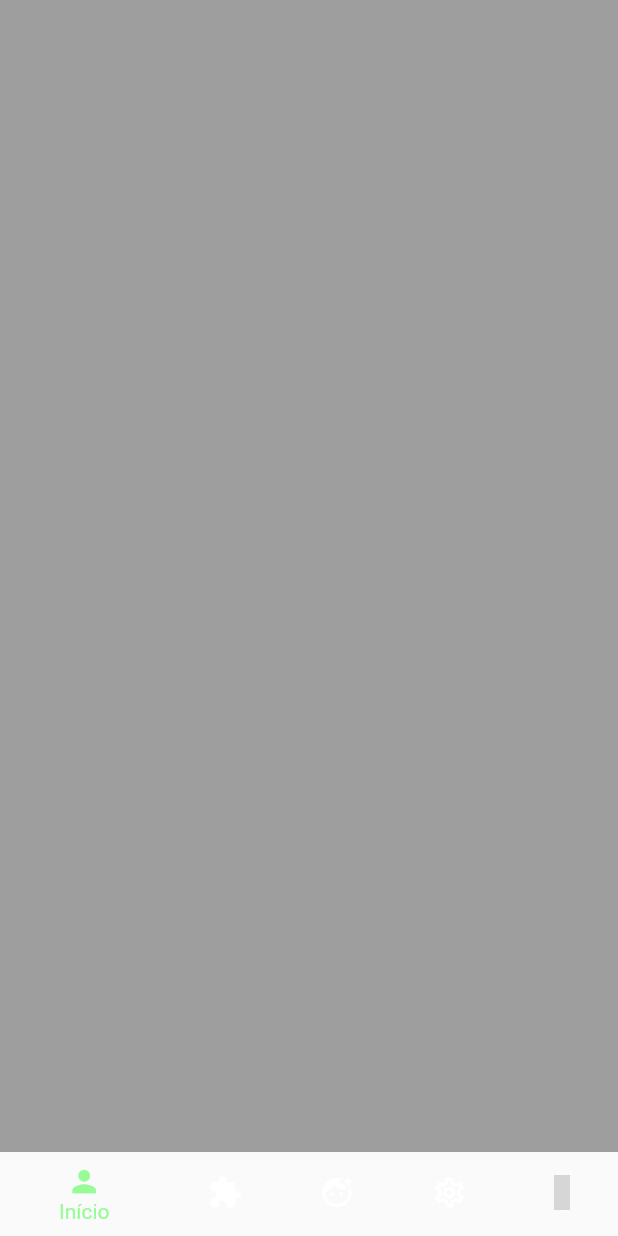
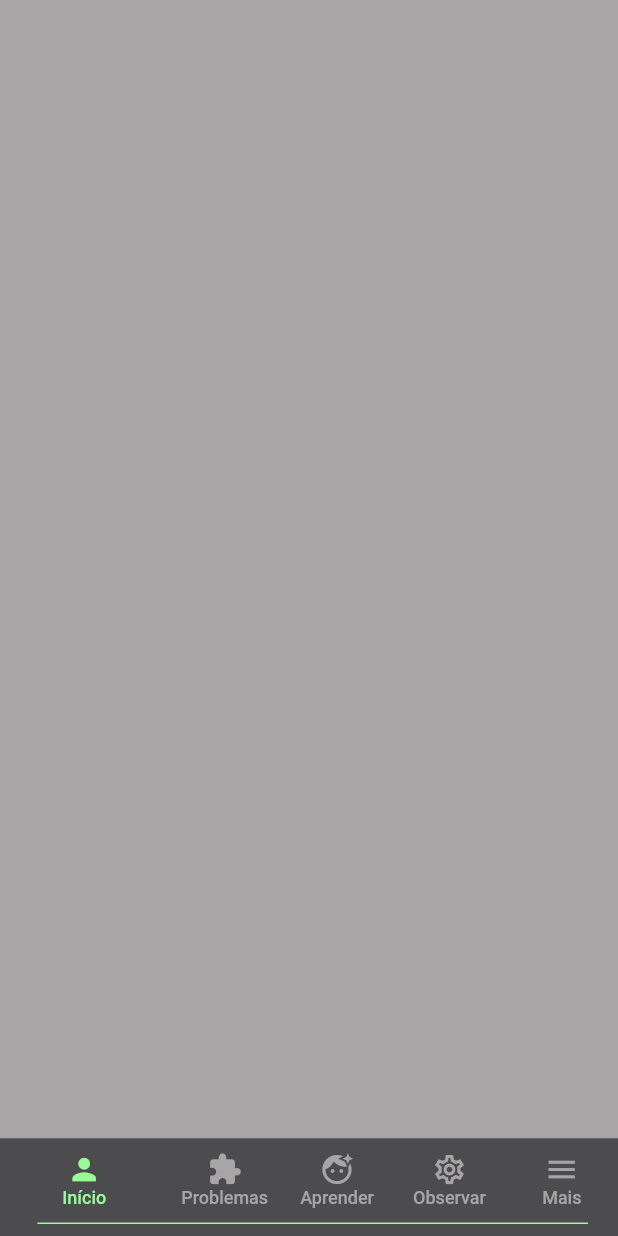
Before and after one commit to vmendesneto/Game-Real-Time, a Flutter app: the screen it shows after launch, on a phone screen of 412 x 824 dp. Run offline on Flutter 3.47's test engine with Material 2 defaults, Android fonts, the phone set to English and light mode, and no system bars; Roboto replaces fonts that are missing (FuturaPTMedium.otf); grey boxes are pictures that could not be loaded.

Commit message:
Home Finish.

```diff
--- a/lib/home_screen.dart
+++ b/lib/home_screen.dart
@@ -12,26 +12,29 @@ class _HomeScreenState extends State<HomeScreen> {
   final GlobalKey<ScaffoldState> _scaffoldKey = GlobalKey<ScaffoldState>();
   final PageController _pageController = PageController();
   int selectedIndex = 0;
+  Themas thema = Themas();
 
   @override
   Widget build(BuildContext context) {
     return Scaffold(
         key: _scaffoldKey,
-      body: Container(
-        color: themes[0].primaryColor,
+        body: Column(mainAxisAlignment: MainAxisAlignment.end, children: [
+          Expanded(
+            child: Container(
+              //height: 80.0,
+              //width: double.infinity,
+              color: thema.primaryColor,
               child: PageView(
                 controller: _pageController,
-          physics: const BouncingScrollPhysics(),
                 onPageChanged: (index) {
                   setState(() {
                     selectedIndex = index;
                   });
-
                 },
                 children: <Widget>[
                   //Substituir pelas Telas que serão exibidas
                   Container(
-              color: Colors.grey,
+                    color: thema.primaryColor,
                   ),
                   Container(
                     color: Colors.red,
@@ -42,56 +45,81 @@ class _HomeScreenState extends State<HomeScreen> {
                   Container(
                     color: Colors.blue,
                   ),
+                  Container(
+                    color: Colors.deepOrange,
+                  )
                 ],
               ),
             ),
-      bottomNavigationBar: BottomNavigationBar(
+          ),
+          Container(
+              width: double.infinity,
+              color: thema.backgroundColor,
+              child: Column(
+                  mainAxisAlignment: MainAxisAlignment.center,
+                  children: [
+                    BottomNavigationBar(
+                      showSelectedLabels: true,
+                      showUnselectedLabels: true,
                       currentIndex: selectedIndex,
-        unselectedItemColor: themes[0].textTheme.bodyText1!.color,
+                      unselectedItemColor: thema.primaryColor,
                       onTap: (index) {
                         _pageController.jumpToPage(index);
                       },
-        selectedItemColor: themes[0].indicatorColor,
-        backgroundColor: themes[0].primaryColor,
+                      selectedItemColor: thema.selectedColor,
                       elevation: 0.0,
-        items: const [
+                      unselectedLabelStyle: thema.style,
+                      selectedLabelStyle: thema.style,
+                      items: [
                         BottomNavigationBarItem(
-            icon: Icon(
+                          backgroundColor: thema.backgroundColor,
+                          icon: const Icon(
                             Icons.person,
                             size: 23.3,
                           ),
                           label: 'Início',
                         ),
                         BottomNavigationBarItem(
-            icon: Icon(
+                          backgroundColor: thema.backgroundColor,
+                          icon: const Icon(
                             Icons.extension,
                             size: 23.3,
                           ),
                           label: "Problemas",
                         ),
                         BottomNavigationBarItem(
-            icon: Icon(
+                          backgroundColor: thema.backgroundColor,
+                          icon: const Icon(
                             Icons.face_retouching_natural,
                             size: 23.3,
                           ),
                           label: "Aprender",
                         ),
                         BottomNavigationBarItem(
-            icon: Icon(
+                          backgroundColor: thema.backgroundColor,
+                          icon: const Icon(
                             Icons.settings_outlined,
                             size: 23.3,
                           ),
                           label: "Observar",
                         ),
                         BottomNavigationBarItem(
-            icon: Icon(
-              Icons.,
+                          backgroundColor: thema.backgroundColor,
+                          icon: const Icon(
+                            Icons.menu,
                             size: 23.3,
                           ),
                           label: "Mais",
                         ),
                       ],
                     ),
-    );
+                    Container(
+                      margin: const EdgeInsets.only(
+                          left: 25.0, right: 20.0, bottom: 8.0),
+                      color: thema.selectedColor,
+                      height: 1.0,
+                    )
+                  ]))
+        ]));
   }
 }
--- a/lib/tema/tema.dart
+++ b/lib/tema/tema.dart
@@ -1,20 +1,10 @@
 import 'package:flutter/material.dart';
 
-const Color themePageColor = Color(0xff212121);
-const Color themeIconColor = Color(0xff838385);
-const Color themeSelectColor = Color(0xff98fb98);
-
-final List<ThemeData> themes = [Theme];
-
-final Theme = ThemeData(
-  primaryColor: themePageColor,
-  indicatorColor: themeSelectColor,
-  cardColor: themeIconColor,
-  textTheme: const TextTheme(
-    bodyText1: TextStyle(
-        fontFamily: 'FuturaPTMedium.otf',
-        fontWeight: FontWeight.w500,
-        color: Colors.white,
-        fontSize: 12),
-  ),
-);
+class Themas {
+  Color primaryColor = const Color(0xffa7a5a5);
+  Color backgroundColor = const Color(0xff4c4c4e);
+  Color selectedColor = const Color(0xff98fb98);
+ TextStyle style = const TextStyle(fontFamily: 'FuturaPTMedium.otf',
+  fontWeight: FontWeight.w500,
+  fontSize: 12);
+}
```
Lines whose indentation alone changed are shown as unchanged.
